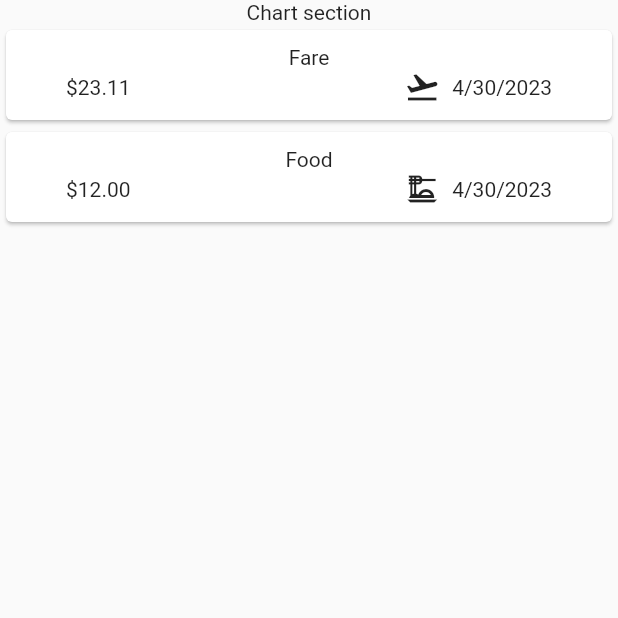
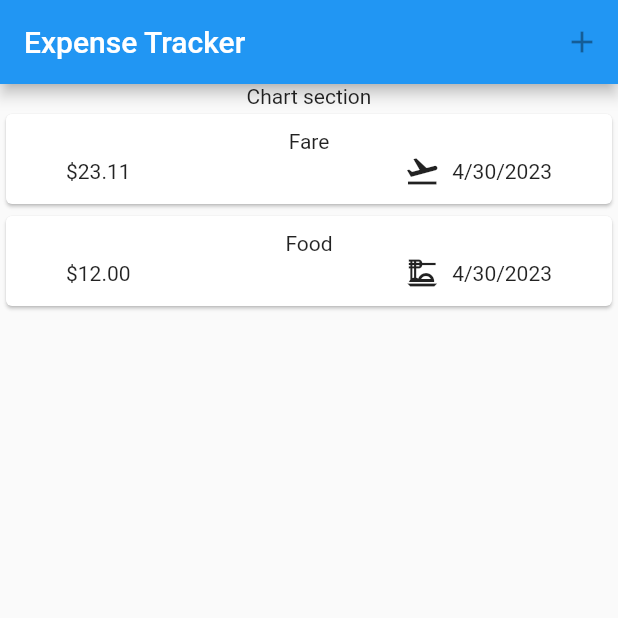
Before and after one commit to alvinwarui29/expenseTrackerFlutter, a Flutter app: the screen it shows after launch, on a phone screen of 412 x 824 dp, the top half of it. Run offline on Flutter 3.47's test engine with Material 2 defaults, Android fonts, the phone set to English and light mode, and no system bars.

Commit message:
add app bar

```diff
--- a/lib/widgets/expenses.dart
+++ b/lib/widgets/expenses.dart
@@ -26,6 +26,10 @@ class _ExpensesState extends State<Expenses> {
   @override
   Widget build(context) {
     return Scaffold(
+      appBar: AppBar(
+        actions: const [IconButton(onPressed: null, icon: Icon(Icons.add))],
+        title: const Text('Expense Tracker'),
+      ),
       body: Column(
         children: [
           const Text('Chart section'),
```
